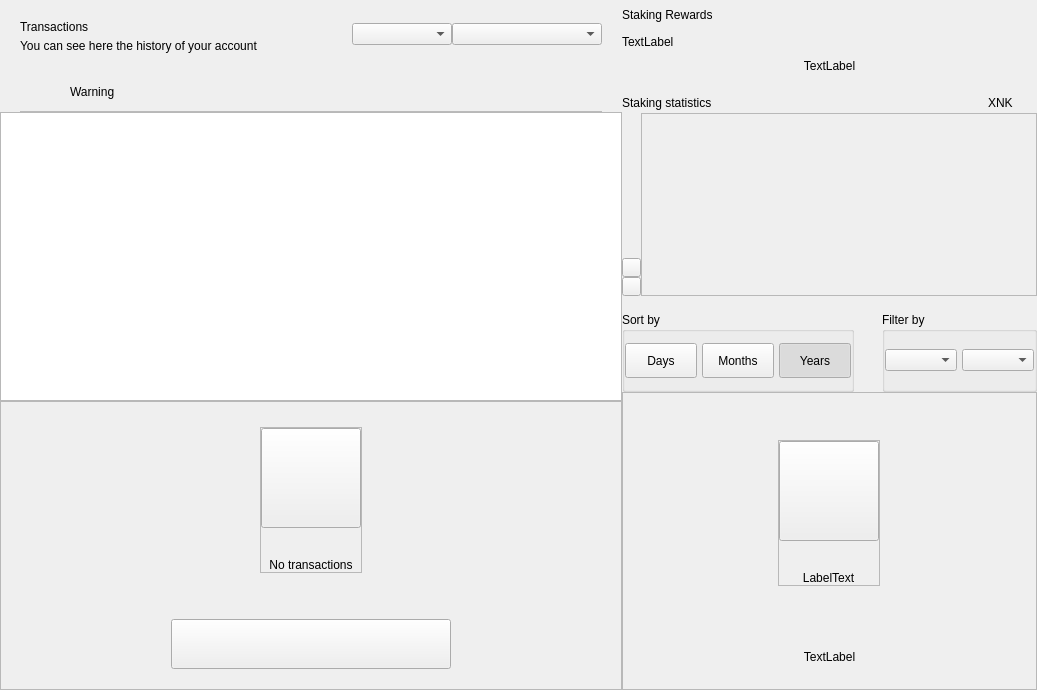
kopernikus-git/xnk-1, file src/qt/encocoin/forms/dashboardwidget.ui: the form before one commit.
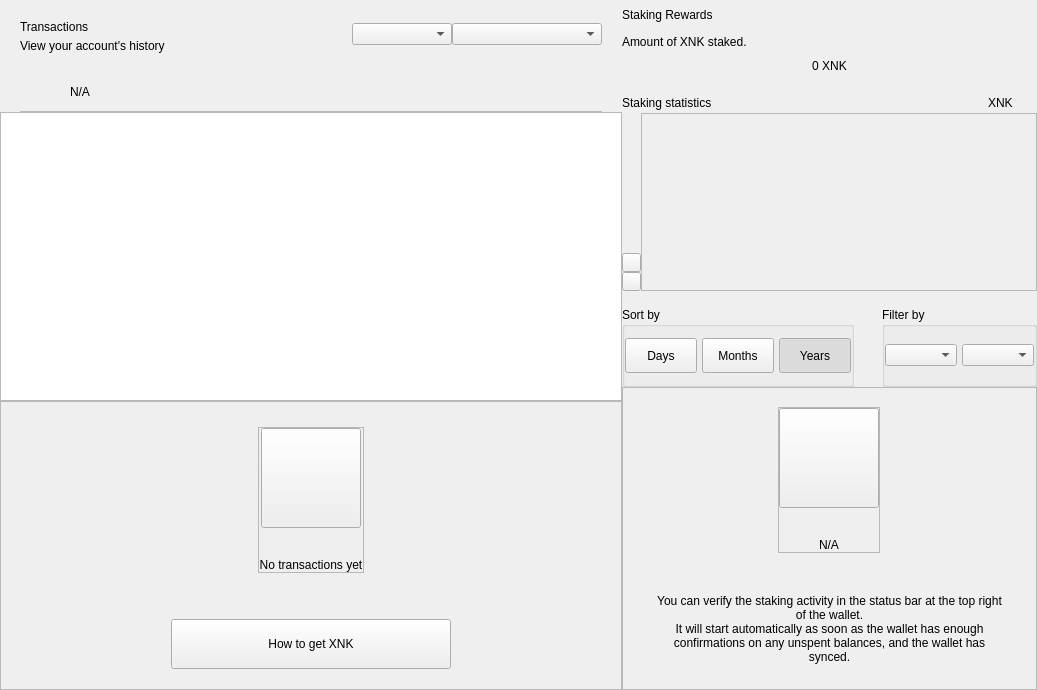
The form after the commit.

What changed in the file:
```diff
--- a/src/qt/encocoin/forms/dashboardwidget.ui
+++ b/src/qt/encocoin/forms/dashboardwidget.ui
@@ -97,7 +97,7 @@
              <item>
               <widget class="QLabel" name="labelSubtitle">
                <property name="text">
-                <string>You can see here the history of your account</string>
+                <string>View your account's history</string>
                </property>
                <property name="alignment">
                 <set>Qt::AlignLeading|Qt::AlignLeft|Qt::AlignVCenter</set>
@@ -258,7 +258,7 @@
                   <string notr="true"/>
                  </property>
                  <property name="text">
-                  <string>Warning</string>
+                  <string notr="true">N/A</string>
                  </property>
                  <property name="alignment">
                   <set>Qt::AlignBottom|Qt::AlignLeading|Qt::AlignLeft</set>
@@ -419,7 +419,7 @@
                <string notr="true"/>
               </property>
               <property name="text">
-               <string>No transactions</string>
+               <string>No transactions yet</string>
               </property>
               <property name="alignment">
                <set>Qt::AlignCenter</set>
@@ -454,7 +454,7 @@
             <enum>Qt::NoFocus</enum>
            </property>
            <property name="text">
-            <string/>
+            <string>How to get XNK</string>
            </property>
           </widget>
          </item>
@@ -519,7 +519,7 @@
             <item>
              <widget class="QLabel" name="labelMessage">
               <property name="text">
-               <string>TextLabel</string>
+               <string>Amount of XNK staked.</string>
               </property>
              </widget>
             </item>
@@ -567,7 +567,7 @@
           <item>
            <widget class="QLabel" name="labelAmountXnk">
             <property name="text">
-             <string>TextLabel</string>
+             <string notr="true">0 XNK</string>
             </property>
             <property name="alignment">
              <set>Qt::AlignCenter</set>
@@ -906,7 +906,7 @@
            </item>
            <item alignment="Qt::AlignVCenter">
             <widget class="QWidget" name="containerSort" native="true">
-             <layout class="QHBoxLayout" name="horizontalLayout_6" stretch="3,2">
+             <layout class="QHBoxLayout" name="horizontalLayout_61" stretch="3,2">
               <property name="spacing">
                <number>28</number>
               </property>
@@ -1274,7 +1274,7 @@
                  <string notr="true"/>
                 </property>
                 <property name="text">
-                 <string>LabelText</string>
+                 <string notr="true">N/A</string>
                 </property>
                 <property name="alignment">
                  <set>Qt::AlignCenter</set>
@@ -1306,7 +1306,8 @@
 }</string>
              </property>
              <property name="text">
-              <string>TextLabel</string>
+              <string>You can verify the staking activity in the status bar at the top right of the wallet.
+It will start automatically as soon as the wallet has enough confirmations on any unspent balances, and the wallet has synced.</string>
              </property>
              <property name="alignment">
               <set>Qt::AlignCenter</set>
```
Left out of the diff: 2 changed lines with no effect on the pictures.
